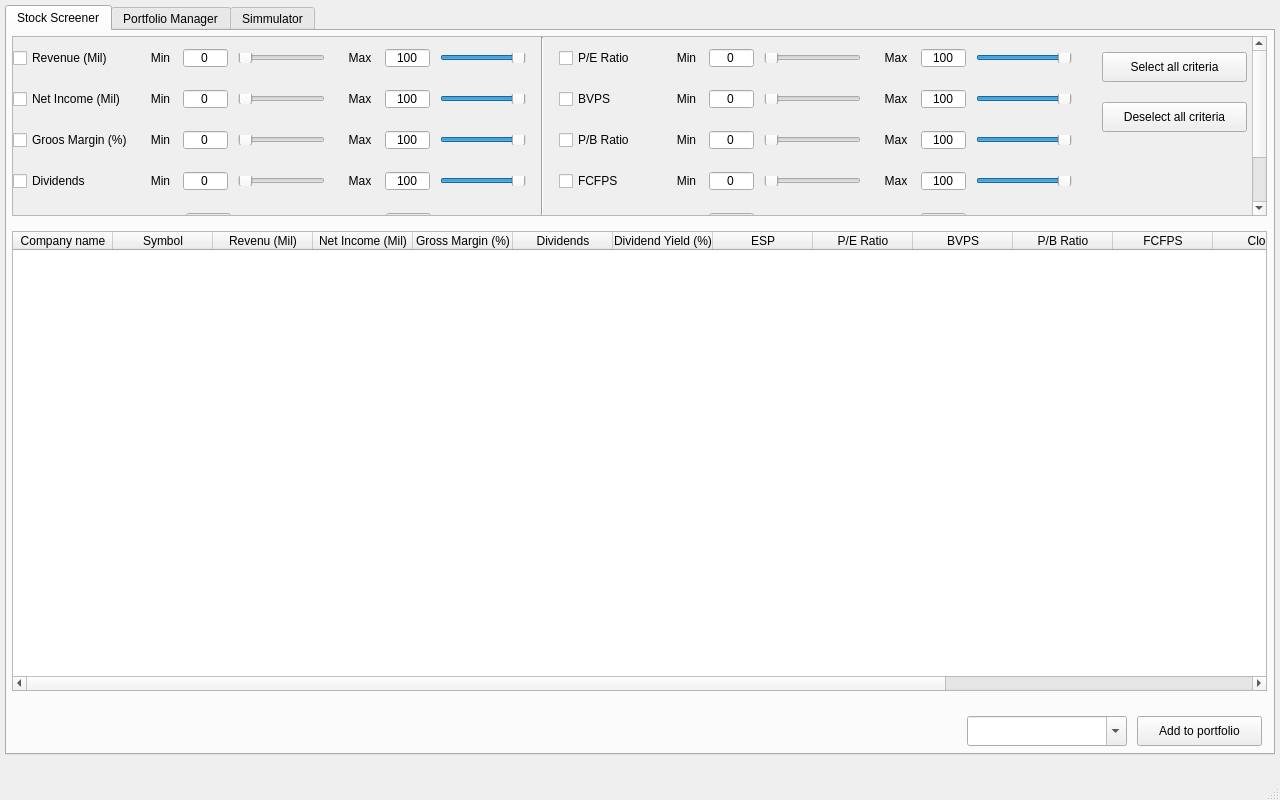
Qt form QT/MainWindow.ui (Gendostie/market-analysis) before a commit.
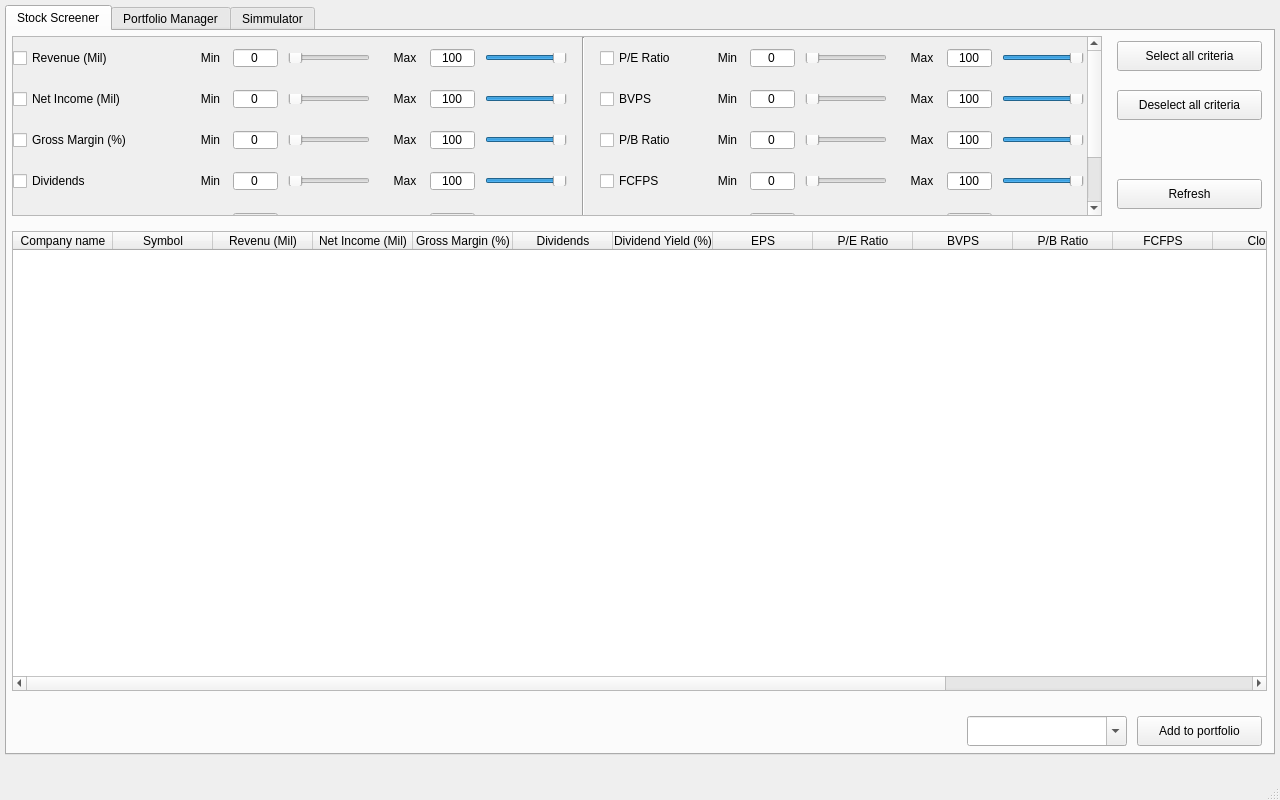
The same form after that commit.

Commit message: -Adjust size spinbox for fit in all computer screen -Add button Refresh

```diff
--- a/QT/MainWindow.ui
+++ b/QT/MainWindow.ui
@@ -47,19 +47,19 @@
        <rect>
         <x>5</x>
         <y>5</y>
-        <width>1255</width>
+        <width>1090</width>
         <height>180</height>
        </rect>
       </property>
       <property name="minimumSize">
        <size>
-        <width>1255</width>
+        <width>1090</width>
         <height>180</height>
        </size>
       </property>
       <property name="maximumSize">
        <size>
-        <width>1255</width>
+        <width>1090</width>
         <height>180</height>
        </size>
       </property>
@@ -85,7 +85,7 @@
        <property name="geometry">
         <rect>
          <x>0</x>
-         <y>0</y>
+         <y>-72</y>
          <width>1260</width>
          <height>250</height>
         </rect>
@@ -107,7 +107,7 @@
          <rect>
           <x>0</x>
           <y>0</y>
-          <width>1234</width>
+          <width>1071</width>
           <height>251</height>
          </rect>
         </property>
@@ -129,13 +129,13 @@
               <widget class="QCheckBox" name="checkBox_revenue">
                <property name="minimumSize">
                 <size>
-                 <width>120</width>
+                 <width>170</width>
                  <height>20</height>
                 </size>
                </property>
                <property name="maximumSize">
                 <size>
-                 <width>150</width>
+                 <width>180</width>
                  <height>20</height>
                 </size>
                </property>
@@ -192,7 +192,7 @@
                </property>
                <property name="maximumSize">
                 <size>
-                 <width>50</width>
+                 <width>75</width>
                  <height>20</height>
                 </size>
                </property>
@@ -286,7 +286,7 @@
                </property>
                <property name="maximumSize">
                 <size>
-                 <width>50</width>
+                 <width>75</width>
                  <height>20</height>
                 </size>
                </property>
@@ -346,13 +346,13 @@
               <widget class="QCheckBox" name="checkBox_income">
                <property name="minimumSize">
                 <size>
-                 <width>120</width>
+                 <width>170</width>
                  <height>20</height>
                 </size>
                </property>
                <property name="maximumSize">
                 <size>
-                 <width>150</width>
+                 <width>180</width>
                  <height>20</height>
                 </size>
                </property>
@@ -409,7 +409,7 @@
                </property>
                <property name="maximumSize">
                 <size>
-                 <width>50</width>
+                 <width>75</width>
                  <height>20</height>
                 </size>
                </property>
@@ -503,7 +503,7 @@
                </property>
                <property name="maximumSize">
                 <size>
-                 <width>50</width>
+                 <width>75</width>
                  <height>20</height>
                 </size>
                </property>
@@ -563,18 +563,18 @@
               <widget class="QCheckBox" name="checkBox_profitMargin">
                <property name="minimumSize">
                 <size>
-                 <width>120</width>
+                 <width>170</width>
                  <height>20</height>
                 </size>
                </property>
                <property name="maximumSize">
                 <size>
-                 <width>150</width>
+                 <width>180</width>
                  <height>20</height>
                 </size>
                </property>
                <property name="text">
-                <string>Groos Margin (%)</string>
+                <string>Gross Margin (%)</string>
                </property>
               </widget>
              </item>
@@ -626,7 +626,7 @@
                </property>
                <property name="maximumSize">
                 <size>
-                 <width>50</width>
+                 <width>75</width>
                  <height>20</height>
                 </size>
                </property>
@@ -720,7 +720,7 @@
                </property>
                <property name="maximumSize">
                 <size>
-                 <width>50</width>
+                 <width>75</width>
                  <height>20</height>
                 </size>
                </property>
@@ -786,13 +786,13 @@
               <widget class="QCheckBox" name="checkBox_dividends">
                <property name="minimumSize">
                 <size>
-                 <width>120</width>
+                 <width>170</width>
                  <height>20</height>
                 </size>
                </property>
                <property name="maximumSize">
                 <size>
-                 <width>150</width>
+                 <width>180</width>
                  <height>20</height>
                 </size>
                </property>
@@ -849,7 +849,7 @@
                </property>
                <property name="maximumSize">
                 <size>
-                 <width>50</width>
+                 <width>75</width>
                  <height>20</height>
                 </size>
                </property>
@@ -940,7 +940,7 @@
                </property>
                <property name="maximumSize">
                 <size>
-                 <width>50</width>
+                 <width>75</width>
                  <height>20</height>
                 </size>
                </property>
@@ -1000,13 +1000,13 @@
               <widget class="QCheckBox" name="checkBox_dividendYield">
                <property name="minimumSize">
                 <size>
-                 <width>120</width>
+                 <width>170</width>
                  <height>20</height>
                 </size>
                </property>
                <property name="maximumSize">
                 <size>
-                 <width>150</width>
+                 <width>180</width>
                  <height>20</height>
                 </size>
                </property>
@@ -1063,7 +1063,7 @@
                </property>
                <property name="maximumSize">
                 <size>
-                 <width>50</width>
+                 <width>75</width>
                  <height>20</height>
                 </size>
                </property>
@@ -1157,7 +1157,7 @@
                </property>
                <property name="maximumSize">
                 <size>
-                 <width>50</width>
+                 <width>75</width>
                  <height>20</height>
                 </size>
                </property>
@@ -1543,7 +1543,7 @@
                </property>
                <property name="maximumSize">
                 <size>
-                 <width>50</width>
+                 <width>75</width>
                  <height>20</height>
                 </size>
                </property>
@@ -1634,7 +1634,7 @@
                </property>
                <property name="maximumSize">
                 <size>
-                 <width>50</width>
+                 <width>75</width>
                  <height>20</height>
                 </size>
                </property>
@@ -1760,7 +1760,7 @@
                </property>
                <property name="maximumSize">
                 <size>
-                 <width>50</width>
+                 <width>75</width>
                  <height>20</height>
                 </size>
                </property>
@@ -1854,7 +1854,7 @@
                </property>
                <property name="maximumSize">
                 <size>
-                 <width>50</width>
+                 <width>75</width>
                  <height>20</height>
                 </size>
                </property>
@@ -1977,7 +1977,7 @@
                </property>
                <property name="maximumSize">
                 <size>
-                 <width>50</width>
+                 <width>75</width>
                  <height>20</height>
                 </size>
                </property>
@@ -2071,7 +2071,7 @@
                </property>
                <property name="maximumSize">
                 <size>
-                 <width>50</width>
+                 <width>75</width>
                  <height>20</height>
                 </size>
                </property>
@@ -2194,7 +2194,7 @@
                </property>
                <property name="maximumSize">
                 <size>
-                 <width>50</width>
+                 <width>75</width>
                  <height>20</height>
                 </size>
                </property>
@@ -2288,7 +2288,7 @@
                </property>
                <property name="maximumSize">
                 <size>
-                 <width>50</width>
+                 <width>75</width>
                  <height>20</height>
                 </size>
                </property>
@@ -2411,7 +2411,7 @@
                </property>
                <property name="maximumSize">
                 <size>
-                 <width>50</width>
+                 <width>75</width>
                  <height>20</height>
                 </size>
                </property>
@@ -2505,7 +2505,7 @@
                </property>
                <property name="maximumSize">
                 <size>
-                 <width>50</width>
+                 <width>75</width>
                  <height>20</height>
                 </size>
                </property>
@@ -2772,109 +2772,6 @@
            </item>
           </layout>
          </item>
-         <item>
-          <spacer name="horizontalSpacer1_3">
-           <property name="orientation">
-            <enum>Qt::Horizontal</enum>
-           </property>
-           <property name="sizeType">
-            <enum>QSizePolicy::Minimum</enum>
-           </property>
-           <property name="sizeHint" stdset="0">
-            <size>
-             <width>20</width>
-             <height>20</height>
-            </size>
-           </property>
-          </spacer>
-         </item>
-         <item>
-          <layout class="QVBoxLayout" name="verticalLayout_button">
-           <item>
-            <spacer name="verticalSpacer_topBtn">
-             <property name="orientation">
-              <enum>Qt::Vertical</enum>
-             </property>
-             <property name="sizeType">
-              <enum>QSizePolicy::Fixed</enum>
-             </property>
-             <property name="sizeHint" stdset="0">
-              <size>
-               <width>20</width>
-               <height>15</height>
-              </size>
-             </property>
-            </spacer>
-           </item>
-           <item>
-            <widget class="QPushButton" name="btn_selectAllCriteria">
-             <property name="minimumSize">
-              <size>
-               <width>145</width>
-               <height>30</height>
-              </size>
-             </property>
-             <property name="maximumSize">
-              <size>
-               <width>145</width>
-               <height>30</height>
-              </size>
-             </property>
-             <property name="text">
-              <string>Select all criteria</string>
-             </property>
-            </widget>
-           </item>
-           <item>
-            <spacer name="verticalSpacer_betweenBtn">
-             <property name="orientation">
-              <enum>Qt::Vertical</enum>
-             </property>
-             <property name="sizeType">
-              <enum>QSizePolicy::Fixed</enum>
-             </property>
-             <property name="sizeHint" stdset="0">
-              <size>
-               <width>20</width>
-               <height>10</height>
-              </size>
-             </property>
-            </spacer>
-           </item>
-           <item>
-            <widget class="QPushButton" name="btn_deselectAllCriteria">
-             <property name="minimumSize">
-              <size>
-               <width>145</width>
-               <height>30</height>
-              </size>
-             </property>
-             <property name="maximumSize">
-              <size>
-               <width>145</width>
-               <height>30</height>
-              </size>
-             </property>
-             <property name="text">
-              <string>Deselect all criteria</string>
-             </property>
-            </widget>
-           </item>
-           <item>
-            <spacer name="verticalSpacer_bottomBtn">
-             <property name="orientation">
-              <enum>Qt::Vertical</enum>
-             </property>
-             <property name="sizeHint" stdset="0">
-              <size>
-               <width>20</width>
-               <height>40</height>
-              </size>
-             </property>
-            </spacer>
-           </item>
-          </layout>
-         </item>
         </layout>
        </widget>
       </widget>
@@ -2976,7 +2873,7 @@
       </column>
       <column>
        <property name="text">
-        <string>ESP</string>
+        <string>EPS</string>
        </property>
       </column>
       <column>
@@ -3073,6 +2970,107 @@
        <string>Add to portfolio</string>
       </property>
      </widget>
+     <widget class="QWidget" name="">
+      <property name="geometry">
+       <rect>
+        <x>1110</x>
+        <y>7</y>
+        <width>147</width>
+        <height>176</height>
+       </rect>
+      </property>
+      <layout class="QVBoxLayout" name="verticalLayout_button">
+       <item>
+        <widget class="QPushButton" name="btn_selectAllCriteria">
+         <property name="minimumSize">
+          <size>
+           <width>145</width>
+           <height>30</height>
+          </size>
+         </property>
+         <property name="maximumSize">
+          <size>
+           <width>145</width>
+           <height>30</height>
+          </size>
+         </property>
+         <property name="text">
+          <string>Select all criteria</string>
+         </property>
+        </widget>
+       </item>
+       <item>
+        <spacer name="verticalSpacer_betweenBtn">
+         <property name="orientation">
+          <enum>Qt::Vertical</enum>
+         </property>
+         <property name="sizeType">
+          <enum>QSizePolicy::Fixed</enum>
+         </property>
+         <property name="sizeHint" stdset="0">
+          <size>
+           <width>20</width>
+           <height>10</height>
+          </size>
+         </property>
+        </spacer>
+       </item>
+       <item>
+        <widget class="QPushButton" name="btn_deselectAllCriteria">
+         <property name="minimumSize">
+          <size>
+           <width>145</width>
+           <height>30</height>
+          </size>
+         </property>
+         <property name="maximumSize">
+          <size>
+           <width>145</width>
+           <height>30</height>
+          </size>
+         </property>
+         <property name="text">
+          <string>Deselect all criteria</string>
+         </property>
+        </widget>
+       </item>
+       <item>
+        <spacer name="verticalSpacer_middle2Btn">
+         <property name="orientation">
+          <enum>Qt::Vertical</enum>
+         </property>
+         <property name="sizeType">
+          <enum>QSizePolicy::Fixed</enum>
+         </property>
+         <property name="sizeHint" stdset="0">
+          <size>
+           <width>20</width>
+           <height>50</height>
+          </size>
+         </property>
+        </spacer>
+       </item>
+       <item>
+        <widget class="QPushButton" name="btn_Refresh">
+         <property name="minimumSize">
+          <size>
+           <width>145</width>
+           <height>30</height>
+          </size>
+         </property>
+         <property name="maximumSize">
+          <size>
+           <width>145</width>
+           <height>30</height>
+          </size>
+         </property>
+         <property name="text">
+          <string>Refresh</string>
+         </property>
+        </widget>
+       </item>
+      </layout>
+     </widget>
     </widget>
     <widget class="QWidget" name="tab_portfolioManager">
      <attribute name="title">
```
Left out of the diff: 62 changed lines with no effect on the pictures. The commit also changes 3 other files.
